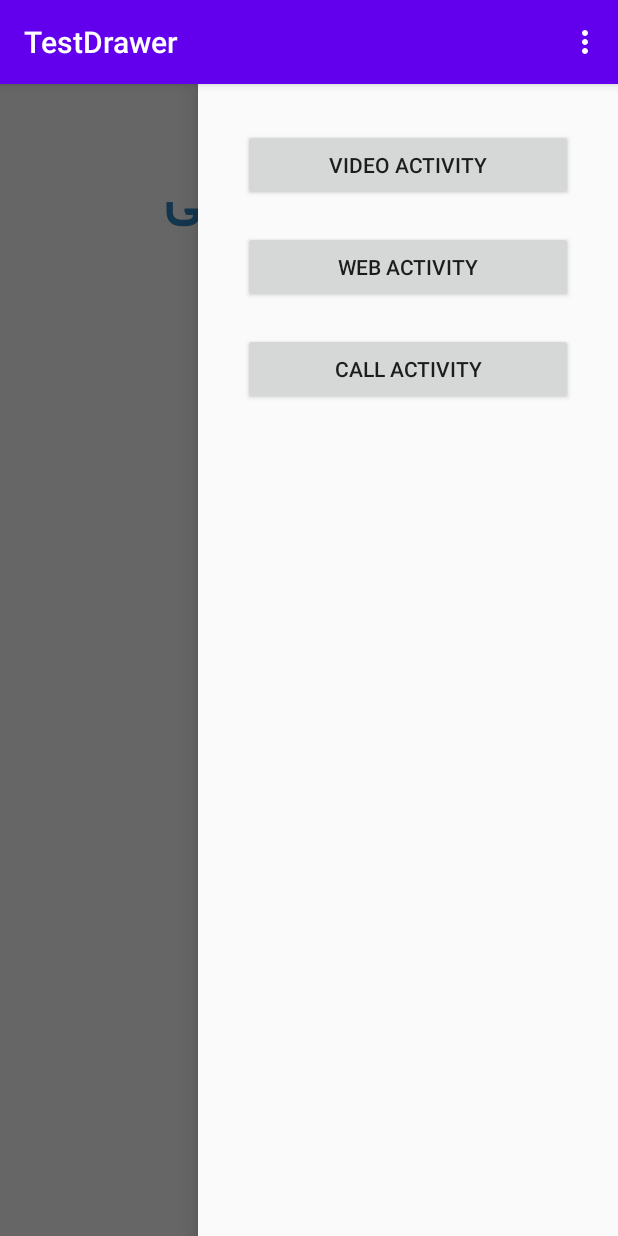
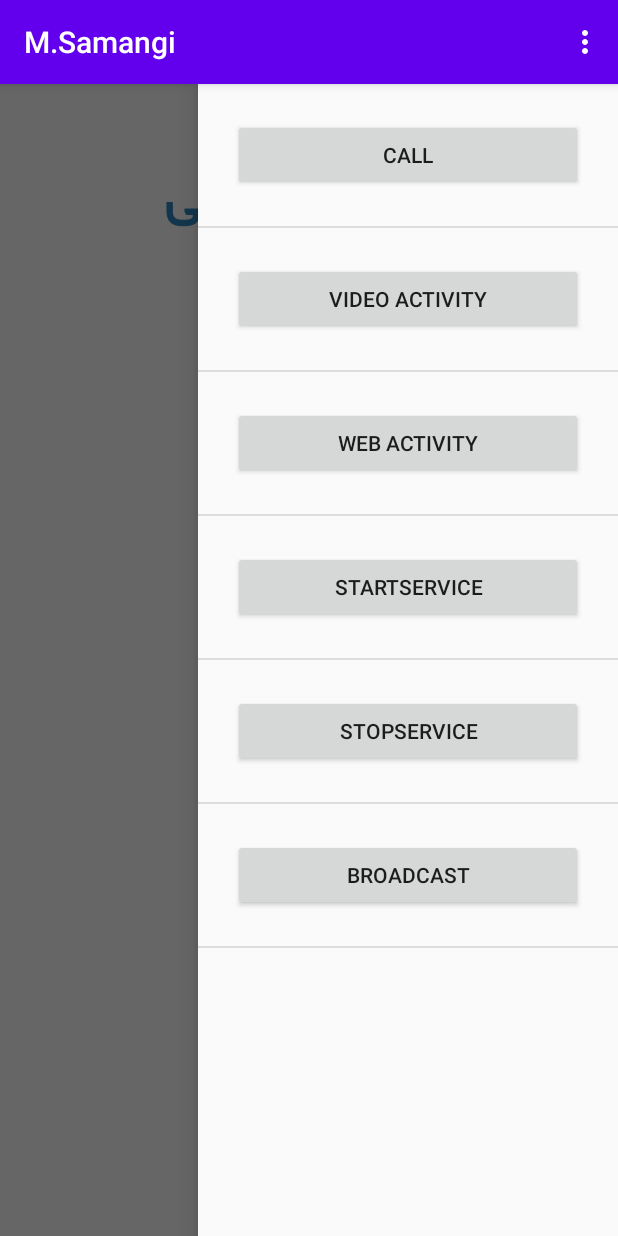
Before and after one commit to AMM-Sam/TestDrawer, an Android app: the screen it shows after launch (MainActivity), with the side drawer open, on a phone screen of 412 x 824 dp. Run offline under Robolectric (Android 15) with nearby library versions, the phone set to English and light mode, and no system bars.

Commit message:
تمرین جلسه چهارم

```diff
--- a/app/src/main/AndroidManifest.xml
+++ b/app/src/main/AndroidManifest.xml
@@ -2,7 +2,8 @@
 <manifest xmlns:android="http://schemas.android.com/apk/res/android"
     package="ir.javafundamental.android.testdrawer">
 
-    <uses-permission android:name="android.permission.INTERNET" />
+    <uses-permission android:name="android.permission.INTERNET"/>
+    <uses-permission android:name="android.permission.FOREGROUND_SERVICE"/>
 
     <application
         android:allowBackup="true"
--- a/app/src/main/java/ir/javafundamental/android/testdrawer/MainActivity.java
+++ b/app/src/main/java/ir/javafundamental/android/testdrawer/MainActivity.java
@@ -2,12 +2,19 @@ package ir.javafundamental.android.testdrawer;
 
 import androidx.annotation.NonNull;
 import androidx.appcompat.app.AppCompatActivity;
+import androidx.core.content.ContextCompat;
 import androidx.drawerlayout.widget.DrawerLayout;
+import androidx.recyclerview.widget.DividerItemDecoration;
+import androidx.recyclerview.widget.LinearLayoutManager;
+import androidx.recyclerview.widget.RecyclerView;
 
 import android.content.Context;
 import android.content.Intent;
+import android.content.IntentFilter;
 import android.net.Uri;
+import android.os.Build;
 import android.os.Bundle;
+import android.util.Log;
 import android.view.Gravity;
 import android.view.Menu;
 import android.view.MenuInflater;
@@ -19,7 +26,11 @@ import android.widget.MediaController;
 import android.widget.Toast;
 import android.widget.VideoView;
 
-public class MainActivity extends AppCompatActivity {
+import java.util.ArrayList;
+
+public class MainActivity extends AppCompatActivity implements MyRecyclerViewAdapter.ItemClickListener {
+
+    private MyReceiver myReceiver = new MyReceiver();
 
     @Override
     protected void onCreate(Bundle savedInstanceState) {
@@ -35,6 +46,27 @@ public class MainActivity extends AppCompatActivity {
             }
         });
 
+        ArrayList<String> buttonNames = new ArrayList<>();
+        buttonNames.add(getString(R.string.Call));
+        buttonNames.add(getString(R.string.VideoActivity));
+        buttonNames.add(getString(R.string.WebActivity));
+        buttonNames.add(getString(R.string.StartService));
+        buttonNames.add(getString(R.string.StopService));
+        buttonNames.add(getString(R.string.Broadcast));
+
+        // set up the RecyclerView
+        RecyclerView recyclerView = findViewById(R.id.my_recycler_view);
+        recyclerView.setHasFixedSize(true);
+        //RecyclerView.LayoutManager layoutManager = new LinearLayoutManager(this);
+        //recyclerView.setLayoutManager(layoutManager);
+        recyclerView.setLayoutManager(new LinearLayoutManager(this));
+        MyRecyclerViewAdapter adapter = new MyRecyclerViewAdapter(this, buttonNames);
+        adapter.setClickListener(this);
+        recyclerView.setAdapter(adapter);
+        DividerItemDecoration dividerItemDecoration = new DividerItemDecoration(recyclerView.getContext(), new LinearLayoutManager(this).getOrientation());
+        recyclerView.addItemDecoration(dividerItemDecoration);
+
+        /*
         Button btn_showCallActivity = (Button) findViewById(R.id.btn_showCallActivity);
         Button btn_showVideoActivity = (Button) findViewById(R.id.btn_showVideoActivity);
         Button btn_showWebActivity = (Button) findViewById(R.id.btn_showWebActivity);
@@ -60,6 +92,72 @@ public class MainActivity extends AppCompatActivity {
                 startActivity(intent);
             }
         });
+        */
+    }
+
+    @Override
+    public void onItemClick(View view, int position) {
+        Intent intent = null;
+        switch (position)
+        {
+            case 0:
+                intent = new Intent(MainActivity.this, CallActivity.class);
+                startActivity(intent);
+                break;
+            case 1:
+                intent = new Intent(MainActivity.this, VideoViewActivity.class);
+                startActivity(intent);
+                break;
+            case 2:
+                intent = new Intent(MainActivity.this, WebViewActivity.class);
+                startActivity(intent);
+                break;
+            case 3:
+                startService();
+                break;
+            case 4:
+                stopService();
+                break;
+            case 5:
+                IntentFilter filter = new IntentFilter();
+                filter.addAction(getPackageName() + "Samangi_Broadcast");//"android.net.conn.CONNECTIVITY_CHANGE");
+                registerReceiver(myReceiver, filter);
+
+                intent = new Intent();
+                intent.setAction(getPackageName() + "Samangi_Broadcast");
+                sendBroadcast(intent);
+                break;
+        }
+        //Toast.makeText(this, "You clicked " + adapter.getItem(position) + " on row number " + position, Toast.LENGTH_SHORT).show();
+    }
+
+    @Override
+    protected void onPause() {
+        unregisterReceiver(myReceiver);
+        super.onPause();
+    }
+
+    public void startService() {
+        if (Build.VERSION.SDK_INT >= Build.VERSION_CODES.O) {
+            //Intent i = new Intent(MainActivity.this, ForegroundService.class);
+            //getApplicationContext().startService(i);
+            try {
+                Intent serviceIntent = new Intent(MainActivity.this, ForegroundService.class);
+                serviceIntent.putExtra("inputExtra", "Foreground Service Example in Android");
+                ContextCompat.startForegroundService(this, serviceIntent);
+            }catch(Exception ex){
+                Log.d("MainActivity",ex.getMessage());
+            }
+        }
+        else{
+            Toast.makeText(MainActivity.this,
+                    "This Device not Sport ForegroundService",
+                    Toast.LENGTH_SHORT).show();
+        }
+    }
+    public void stopService() {
+        Intent serviceIntent = new Intent(this, ForegroundService.class);
+        stopService(serviceIntent);
     }
 
     @Override
--- /dev/null
+++ b/app/src/main/java/ir/javafundamental/android/testdrawer/MyReceiver.java
@@ -0,0 +1,19 @@
+package ir.javafundamental.android.testdrawer;
+
+import android.content.BroadcastReceiver;
+import android.content.Context;
+import android.content.Intent;
+import android.widget.Toast;
+
+public class MyReceiver extends BroadcastReceiver {
+    public MyReceiver() {
+    }
+
+    @Override
+    public void onReceive(Context context, Intent intent)
+    {
+        Toast.makeText(context, "Action: " + intent.getAction(), Toast.LENGTH_SHORT).show();
+    }
+
+
+}
--- /dev/null
+++ b/app/src/main/java/ir/javafundamental/android/testdrawer/MyRecyclerViewAdapter.java
@@ -0,0 +1,79 @@
+package ir.javafundamental.android.testdrawer;
+
+import android.content.Context;
+import android.view.LayoutInflater;
+import android.view.View;
+import android.view.ViewGroup;
+import android.widget.Button;
+
+import androidx.recyclerview.widget.RecyclerView;
+
+import java.util.List;
+
+public class MyRecyclerViewAdapter extends RecyclerView.Adapter<MyRecyclerViewAdapter.ViewHolder> {
+
+    private static final String LOG_TAG = MyRecyclerViewAdapter.class.getSimpleName();
+
+    private List<String> mData;
+    private LayoutInflater mInflater;
+    private ItemClickListener mClickListener;
+
+    // data is passed into the constructor
+    MyRecyclerViewAdapter(Context context, List<String> data) {
+        this.mInflater = LayoutInflater.from(context);
+        this.mData = data;
+    }
+
+    // inflates the row layout from xml when needed
+    @Override
+    public ViewHolder onCreateViewHolder(ViewGroup parent, int viewType) {
+        View view = mInflater.inflate(R.layout.recyclerview_row, parent, false);
+        return new ViewHolder(view);
+    }
+
+    // binds the data to the Button in each row
+    @Override
+    public void onBindViewHolder(ViewHolder holder, int position) {
+        String btn_Title = mData.get(position);
+        holder.myButton.setText(btn_Title);
+    }
+
+    // total number of rows
+    @Override
+    public int getItemCount() {
+        return mData.size();
+    }
+
+
+    // stores and recycles views as they are scrolled off screen
+    public class ViewHolder extends RecyclerView.ViewHolder implements View.OnClickListener {
+        Button myButton;
+
+        ViewHolder(View itemView) {
+            super(itemView);
+            myButton = itemView.findViewById(R.id.btn_item);
+            myButton.setOnClickListener(this);
+        }
+
+        @Override
+        public void onClick(View view) {
+            if (mClickListener != null) mClickListener.onItemClick(view, getAdapterPosition());
+        }
+    }
+
+    // convenience method for getting data at click position
+    String getItem(int id) {
+        return mData.get(id);
+    }
+
+    // allows clicks events to be caught
+    void setClickListener(ItemClickListener itemClickListener) {
+        this.mClickListener = itemClickListener;
+    }
+
+    // parent activity will implement this method to respond to click events
+    public interface ItemClickListener {
+        void onItemClick(View view, int position);
+    }
+
+}
--- a/app/src/main/res/layout/activity_main.xml
+++ b/app/src/main/res/layout/activity_main.xml
@@ -27,6 +27,8 @@
             android:text="@string/MyName"
             android:id="@+id/txtMyCustomTextView"/>
 
+
+
     </LinearLayout>
 
     <com.google.android.material.navigation.NavigationView
@@ -35,40 +37,14 @@
         android:layout_gravity="end"
         android:id="@+id/nv">
 
+        <androidx.recyclerview.widget.RecyclerView
+            android:id="@+id/my_recycler_view"
+            android:scrollbars="vertical"
+            android:layout_width="match_parent"
+            android:layout_height="match_parent">
 
-        <LinearLayout
-            android:layout_width="match_parent"
-            android:layout_height="match_parent"
-            android:gravity="center|top"
-            android:layout_margin="20dp"
-            android:orientation="vertical">
-
-            <Button
-                android:id="@+id/btn_showVideoActivity"
-                android:layout_width="match_parent"
-                android:layout_height="wrap_content"
-                android:layout_margin="10dp"
-                android:text="@string/VideoActivity" />
-
-            <Button
-                android:id="@+id/btn_showWebActivity"
-                android:layout_width="match_parent"
-                android:layout_height="wrap_content"
-                android:layout_margin="10dp"
-                android:text="@string/WebActivity" />
-
-            <Button
-                android:id="@+id/btn_showCallActivity"
-                android:layout_width="match_parent"
-                android:layout_height="wrap_content"
-                android:layout_margin="10dp"
-                android:text="@string/CallActivity" />
-        </LinearLayout>
-
-
+        </androidx.recyclerview.widget.RecyclerView>
 
     </com.google.android.material.navigation.NavigationView>
 
-
-
 </androidx.drawerlayout.widget.DrawerLayout>
--- /dev/null
+++ b/app/src/main/res/layout/recyclerview_row.xml
@@ -0,0 +1,15 @@
+<?xml version="1.0" encoding="utf-8"?>
+<LinearLayout xmlns:android="http://schemas.android.com/apk/res/android"
+    android:orientation="vertical"
+    android:layout_width="match_parent"
+    android:layout_height="wrap_content"
+    android:gravity="center|top"
+    android:layout_margin="20dp">
+
+    <Button
+        android:id="@+id/btn_item"
+        android:layout_width="match_parent"
+        android:layout_height="wrap_content"
+        android:layout_margin="3dp" />
+
+</LinearLayout>
--- a/app/src/main/res/values/strings.xml
+++ b/app/src/main/res/values/strings.xml
@@ -1,5 +1,5 @@
 <resources>
-    <string name="app_name">TestDrawer</string>
+    <string name="app_name">M.Samangi</string>
     <string name="Show_Toast">Show Toast</string>
     <string name="B_Titr">BTITRBD.ttf</string>
     <string name="MyName">محمد سمانگی</string>
@@ -17,5 +17,7 @@
     <string name="VideoActivity">Video Activity</string>
     <string name="Alarm_Title">اطلاعات شما با موفقیت ثبت شد</string>
     <string name="Alarm_Description">ااطلاعات شما در بانک ذخیر شد</string>
-
+    <string name="StartService">StartService</string>
+    <string name="StopService">StopService</string>
+    <string name="Broadcast">Broadcast</string>
 </resources>
```
Also changed, not shown: app/src/main/java/ir/javafundamental/android/testdrawer/ForegroundService.java (added, +88 -0 lines), app/src/main/assets/BTITRBD.TTF (deleted).
